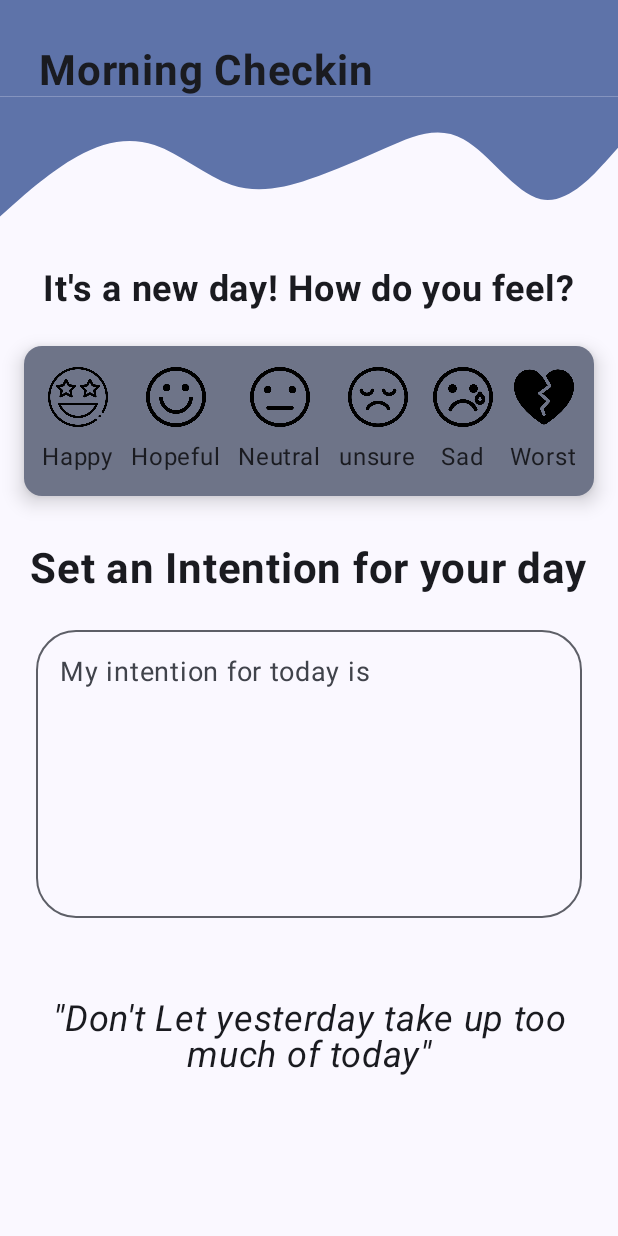
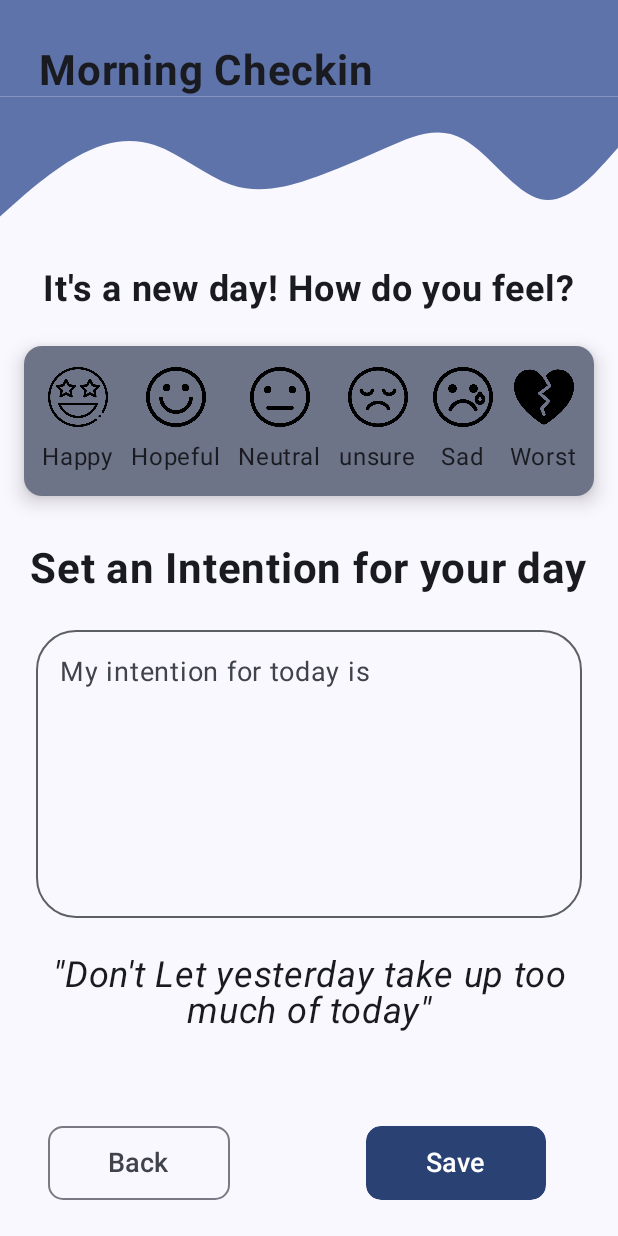
Before and after one commit to yashwantyash/Releaf, an Android app built with Jetpack Compose: the screen it shows after launch (MainActivity), after a tap on "Daily CheckIn", on a phone screen of 412 x 824 dp. Run offline under Robolectric (Android 15) with nearby library versions, the phone set to English and light mode, and no system bars.

Commit message:
checkin button ui

```diff
--- a/app/src/main/java/com/releaf/releaf/screens/feature/CheckInScreen.kt
+++ b/app/src/main/java/com/releaf/releaf/screens/feature/CheckInScreen.kt
@@ -2,19 +2,21 @@ package com.releaf.releaf.screens.feature
 
 import androidx.compose.foundation.Image
 import androidx.compose.foundation.background
-import androidx.compose.foundation.border
 import androidx.compose.foundation.layout.Arrangement
 import androidx.compose.foundation.layout.Box
 import androidx.compose.foundation.layout.Column
 import androidx.compose.foundation.layout.Row
 import androidx.compose.foundation.layout.Spacer
+import androidx.compose.foundation.layout.fillMaxSize
 import androidx.compose.foundation.layout.fillMaxWidth
 import androidx.compose.foundation.layout.height
 import androidx.compose.foundation.layout.padding
 import androidx.compose.foundation.layout.size
 import androidx.compose.foundation.shape.RoundedCornerShape
 import androidx.compose.foundation.text.KeyboardOptions
+import androidx.compose.material3.Button
 import androidx.compose.material3.MaterialTheme
+import androidx.compose.material3.OutlinedButton
 import androidx.compose.material3.OutlinedTextField
 import androidx.compose.material3.Text
 import androidx.compose.runtime.Composable
@@ -24,6 +26,8 @@ import androidx.compose.runtime.remember
 import androidx.compose.runtime.setValue
 import androidx.compose.ui.Alignment
 import androidx.compose.ui.Modifier
+import androidx.compose.ui.draw.clip
+import androidx.compose.ui.graphics.Color
 import androidx.compose.ui.graphics.graphicsLayer
 import androidx.compose.ui.res.painterResource
 import androidx.compose.ui.text.TextStyle
@@ -32,7 +36,6 @@ import androidx.compose.ui.text.font.FontWeight
 import androidx.compose.ui.text.input.KeyboardCapitalization
 import androidx.compose.ui.text.input.KeyboardType
 import androidx.compose.ui.text.style.TextAlign
-import androidx.compose.ui.text.style.TextDecoration
 import androidx.compose.ui.tooling.preview.Preview
 import androidx.compose.ui.unit.dp
 import androidx.compose.ui.unit.sp
@@ -47,7 +50,7 @@ fun CheckIn(
     navController: NavHostController = rememberNavController()
 ) {
     Column(
-        modifier = Modifier.fillMaxWidth(),
+        modifier = Modifier.fillMaxSize(),
         horizontalAlignment = Alignment.CenterHorizontally
     ) {
         Header(title = "Morning Checkin")
@@ -130,18 +133,57 @@ fun CheckIn(
             ),
         )
 
-        Spacer(modifier = Modifier.weight(1f))
-        Text(modifier = Modifier.padding(horizontal = 16.dp),
-             text = "\"Don't Let yesterday take up too much of today\"",
-             fontSize = 24.sp,
-             textAlign = TextAlign.Center,
-             fontStyle = FontStyle.Italic,
+        Spacer(modifier = Modifier.height(24.dp))
+        Text(
+            modifier = Modifier.padding(horizontal = 16.dp),
+            text = "\"Don't Let yesterday take up too much of today\"",
+            fontSize = 24.sp,
+            textAlign = TextAlign.Center,
+            fontStyle = FontStyle.Italic,
 
 //             textDecoration = TextDecoration.Underline
 
         )
-        Spacer(modifier = Modifier.weight(2f))
+        Spacer(modifier = Modifier.weight(1f))
 
+
+        Row(
+            Modifier.padding(horizontal = 32.dp),
+            verticalAlignment = Alignment.Bottom
+        ) {
+            OutlinedButton(
+                onClick = { /*TODO*/ },
+                shape = RoundedCornerShape(10.dp)
+
+                ) {
+                Text(
+                    text = "Back",
+                    modifier = Modifier.padding(horizontal = 16.dp, vertical = 6.dp),
+                    fontSize = 18.sp
+                )
+            }
+
+            Spacer(modifier = Modifier.weight(1f))
+
+            Button(
+                modifier = Modifier
+                    .padding(horizontal = 16.dp)
+                    .clip(RoundedCornerShape(10.dp)
+                    ),
+
+                onClick = { /*TODO*/ },
+                shape = RoundedCornerShape(10.dp)
+            ) {
+                Text(
+                    modifier = Modifier.padding(horizontal = 16.dp, vertical = 6.dp),
+                    text = "Save",
+                    fontSize = 18.sp,
+                )
+
+            }
+
+        }
+        Spacer(modifier = Modifier.height(24.dp))
     }
 }
 
@@ -161,6 +203,15 @@ fun Emoji(
         Text(text = subtitle, fontSize = 16.sp, modifier = Modifier.padding(top = 8.dp))
     }
 }
+//
+//@Composable
+//fun MyButton(
+//    text: String,
+//    onClick: () -> Unit = {},
+//    contentColor: Color = MaterialTheme.colorScheme.primary,
+//) {
+//
+//}
 
 @Preview(showBackground = true, showSystemUi = true)
 @Composable
```
